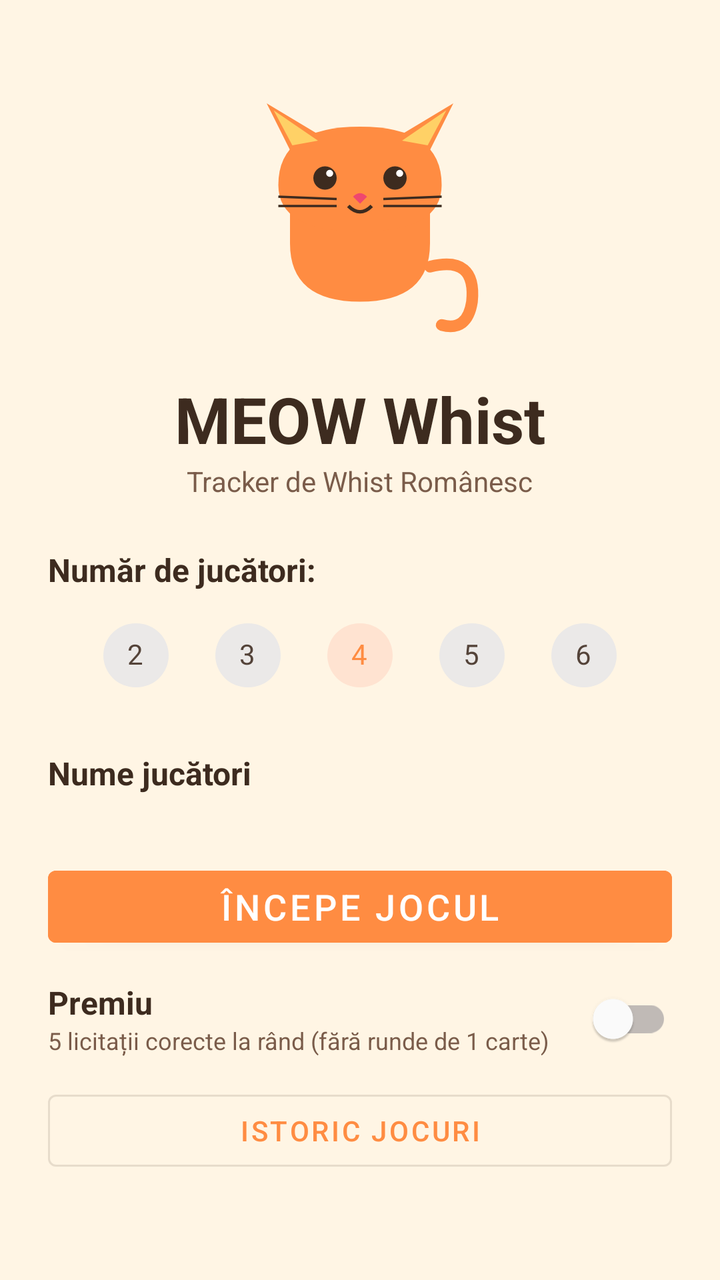
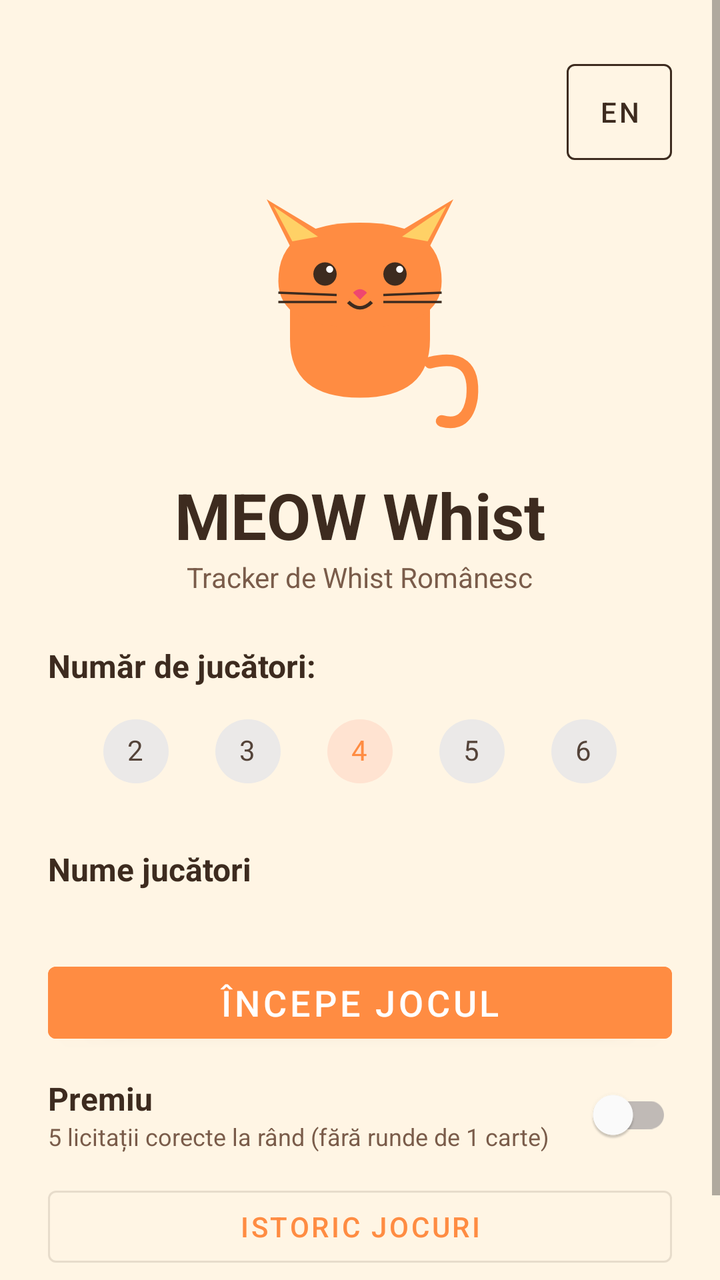

The first picture is an Android layout as it rendered before a commit; the second is the same layout after the commit. The layout source and the unified diff follow.
<!-- AndroidManifest.xml: application theme Theme.MEOWWhistTracker -->
<!-- res/layout/activity_setup.xml -->
<?xml version="1.0" encoding="utf-8"?>
<ScrollView xmlns:android="http://schemas.android.com/apk/res/android"
    xmlns:app="http://schemas.android.com/apk/res-auto"
    android:layout_width="match_parent"
    android:layout_height="match_parent"
    android:background="@color/cat_cream"
    android:fillViewport="true">

    <LinearLayout
        android:layout_width="match_parent"
        android:layout_height="wrap_content"
        android:orientation="vertical"
        android:padding="24dp"
        android:gravity="center_horizontal">

        <ImageView
            android:id="@+id/ivCat"
            android:layout_width="140dp"
            android:layout_height="140dp"
            android:layout_marginTop="16dp"
            android:src="@drawable/ic_cat_normal"
            android:contentDescription="@string/app_name"/>

        <TextView
            android:layout_width="wrap_content"
            android:layout_height="wrap_content"
            android:text="@string/setup_title"
            android:textSize="32sp"
            android:textStyle="bold"
            android:textColor="@color/cat_brown"
            android:layout_marginTop="8dp"/>

        <TextView
            android:layout_width="wrap_content"
            android:layout_height="wrap_content"
            android:text="@string/setup_subtitle"
            android:textSize="14sp"
            android:textColor="@color/text_secondary"
            android:layout_marginBottom="24dp"/>

        <TextView
            android:layout_width="match_parent"
            android:layout_height="wrap_content"
            android:text="@string/number_of_players"
            android:textSize="16sp"
            android:textStyle="bold"
            android:textColor="@color/cat_brown"
            android:layout_marginBottom="8dp"/>

        <com.google.android.material.chip.ChipGroup
            android:id="@+id/chipGroupPlayers"
            android:layout_width="wrap_content"
            android:layout_height="wrap_content"
            app:singleSelection="true"
            app:selectionRequired="true"
            android:layout_marginBottom="24dp">

            <com.google.android.material.chip.Chip
                android:id="@+id/chip2"
                style="@style/Widget.MaterialComponents.Chip.Choice"
                android:layout_width="wrap_content"
                android:layout_height="wrap_content"
                android:text="2"/>

            <com.google.android.material.chip.Chip
                android:id="@+id/chip3"
                style="@style/Widget.MaterialComponents.Chip.Choice"
                android:layout_width="wrap_content"
                android:layout_height="wrap_content"
                android:text="3"/>

            <com.google.android.material.chip.Chip
                android:id="@+id/chip4"
                style="@style/Widget.MaterialComponents.Chip.Choice"
                android:layout_width="wrap_content"
                android:layout_height="wrap_content"
                android:text="4"
                android:checked="true"/>

            <com.google.android.material.chip.Chip
                android:id="@+id/chip5"
                style="@style/Widget.MaterialComponents.Chip.Choice"
                android:layout_width="wrap_content"
                android:layout_height="wrap_content"
                android:text="5"/>

            <com.google.android.material.chip.Chip
                android:id="@+id/chip6"
                style="@style/Widget.MaterialComponents.Chip.Choice"
                android:layout_width="wrap_content"
                android:layout_height="wrap_content"
                android:text="6"/>

        </com.google.android.material.chip.ChipGroup>

        <TextView
            android:layout_width="match_parent"
            android:layout_height="wrap_content"
            android:text="@string/player_names"
            android:textSize="16sp"
            android:textStyle="bold"
            android:textColor="@color/cat_brown"
            android:layout_marginBottom="8dp"/>

        <androidx.recyclerview.widget.RecyclerView
            android:id="@+id/rvPlayerNames"
            android:layout_width="match_parent"
            android:layout_height="wrap_content"
            android:nestedScrollingEnabled="false"/>

        <com.google.android.material.button.MaterialButton
            android:id="@+id/btnStart"
            android:layout_width="match_parent"
            android:layout_height="wrap_content"
            android:text="@string/start_game"
            android:layout_marginTop="24dp"
            android:layout_marginBottom="8dp"
            android:backgroundTint="@color/cat_orange"
            android:textColor="@color/white"
            android:textSize="18sp"/>

        <com.google.android.material.button.MaterialButton
            android:id="@+id/btnResume"
            android:layout_width="match_parent"
            android:layout_height="wrap_content"
            android:text="@string/resume_game"
            android:visibility="gone"
            style="@style/Widget.MaterialComponents.Button.OutlinedButton"
            android:layout_marginBottom="8dp"/>

        
        <LinearLayout
            android:layout_width="match_parent"
            android:layout_height="wrap_content"
            android:orientation="horizontal"
            android:gravity="center_vertical"
            android:layout_marginBottom="8dp">

            <LinearLayout
                android:layout_width="0dp"
                android:layout_height="wrap_content"
                android:layout_weight="1"
                android:orientation="vertical">

                <TextView
                    android:layout_width="wrap_content"
                    android:layout_height="wrap_content"
                    android:text="@string/premiu_label"
                    android:textSize="16sp"
                    android:textStyle="bold"
                    android:textColor="@color/cat_brown"/>

                <TextView
                    android:layout_width="wrap_content"
                    android:layout_height="wrap_content"
                    android:text="@string/premiu_desc"
                    android:textSize="12sp"
                    android:textColor="@color/text_secondary"/>

            </LinearLayout>

            <com.google.android.material.switchmaterial.SwitchMaterial
                android:id="@+id/switchPremiu"
                android:layout_width="wrap_content"
                android:layout_height="wrap_content"/>

        </LinearLayout>

        <com.google.android.material.button.MaterialButton
            android:id="@+id/btnHistory"
            android:layout_width="match_parent"
            android:layout_height="wrap_content"
            style="@style/Widget.MaterialComponents.Button.OutlinedButton"
            android:text="@string/view_history"
            android:layout_marginBottom="24dp"/>

    </LinearLayout>
</ScrollView>
<!-- resources referenced by this layout -->
<resources>
  <color name="cat_brown">#3D2B1F</color>
  <color name="cat_cream">#FFF5E4</color>
  <color name="cat_orange">#FF8C42</color>
  <color name="text_secondary">#7A5C4A</color>
  <color name="white">#FFFFFF</color>
  <!-- drawable ic_cat_normal: vector/xml drawable (drawable, 2383 chars, omitted) -->
  <string name="app_name">MEOW Whist Tracker</string>
  <string name="number_of_players">Număr de jucători:</string>
  <string name="player_names">Nume jucători</string>
  <string name="premiu_desc">5 licitații corecte la rând (fără runde de 1 carte)</string>
  <string name="premiu_label">Premiu</string>
  <string name="resume_game">Continuă Jocul</string>
  <string name="setup_subtitle">Tracker de Whist Românesc</string>
  <string name="setup_title">MEOW Whist</string>
  <string name="start_game">Începe Jocul</string>
  <string name="view_history">Istoric Jocuri</string>
  <style name="Theme.MEOWWhistTracker" parent="Theme.MaterialComponents.Light.NoActionBar">
          <item name="colorPrimary">@color/cat_orange</item>
          <item name="colorPrimaryVariant">@color/cat_orange_dark</item>
          <item name="colorOnPrimary">@color/white</item>
          <item name="colorSecondary">@color/cat_yellow</item>
          <item name="colorSecondaryVariant">@color/cat_yellow</item>
          <item name="colorOnSecondary">@color/cat_brown</item>
          <item name="android:colorBackground">@color/cat_cream</item>
          <item name="colorSurface">@color/surface</item>
          <item name="colorOnSurface">@color/cat_brown</item>
          <item name="android:statusBarColor">@color/cat_orange_dark</item>
          <item name="android:windowBackground">@color/cat_cream</item>
      </style>
  <color name="cat_orange_dark">#E07030</color>
  <color name="cat_yellow">#FFD166</color>
  <color name="surface">#FFFFFF</color>
</resources>

<!-- the commit's change to res/layout/activity_setup.xml (unified diff, before → after) -->
@@ -13,11 +13,34 @@
         android:padding="24dp"
         android:gravity="center_horizontal">
 
+        <LinearLayout
+            android:layout_width="match_parent"
+            android:layout_height="wrap_content"
+            android:orientation="horizontal"
+            android:gravity="end"
+            android:layout_marginTop="8dp">
+
+            <com.google.android.material.button.MaterialButton
+                android:id="@+id/btnLanguage"
+                style="@style/Widget.MaterialComponents.Button.OutlinedButton"
+                android:layout_width="wrap_content"
+                android:layout_height="wrap_content"
+                android:text="EN"
+                android:textColor="@color/cat_brown"
+                app:strokeColor="@color/cat_brown"
+                android:minWidth="0dp"
+                android:paddingStart="12dp"
+                android:paddingEnd="12dp"
+                android:insetTop="0dp"
+                android:insetBottom="0dp"/>
+
+        </LinearLayout>
+
         <ImageView
             android:id="@+id/ivCat"
             android:layout_width="140dp"
             android:layout_height="140dp"
-            android:layout_marginTop="16dp"
+            android:layout_marginTop="8dp"
             android:src="@drawable/ic_cat_normal"
             android:contentDescription="@string/app_name"/>
 
<!-- resource entries referenced after the edit -->
@@ -28,9 +28,16 @@
           <item name="colorOnSurface">@color/cat_brown</item>
           <item name="android:statusBarColor">@color/cat_orange_dark</item>
           <item name="android:windowBackground">@color/cat_cream</item>
+          <item name="android:windowAnimationStyle">@style/ActivitySlideTransition</item>
       </style>
   <color name="cat_orange_dark">#E07030</color>
   <color name="cat_yellow">#FFD166</color>
   <color name="surface">#FFFFFF</color>
+  <style name="ActivitySlideTransition" parent="@android:style/Animation.Activity">
+          <item name="android:activityOpenEnterAnimation">@anim/slide_in_right</item>
+          <item name="android:activityOpenExitAnimation">@anim/slide_out_left</item>
+          <item name="android:activityCloseEnterAnimation">@anim/slide_in_left</item>
+          <item name="android:activityCloseExitAnimation">@anim/slide_out_right</item>
+      </style>
 </resources>
 
